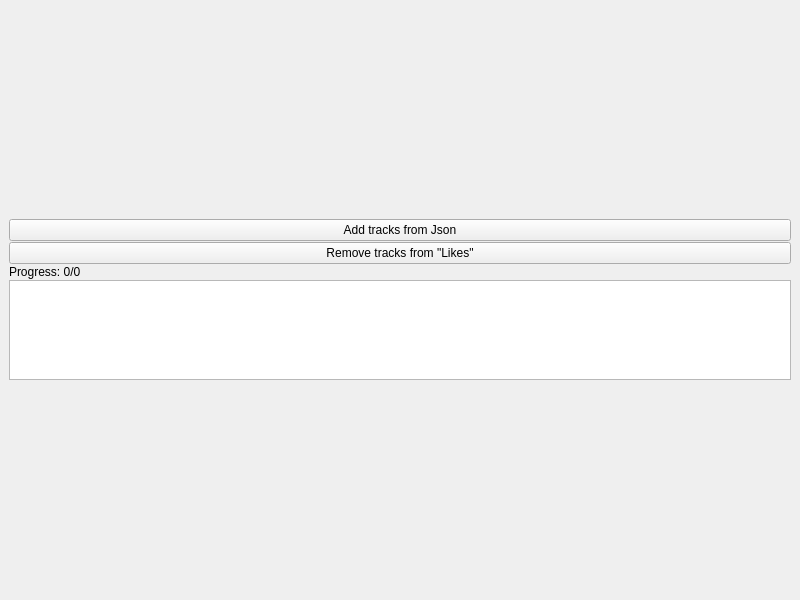
First picture: the form in forms/exportlikes.ui, repository Gusen14ka/ExportLikes, before the edit.
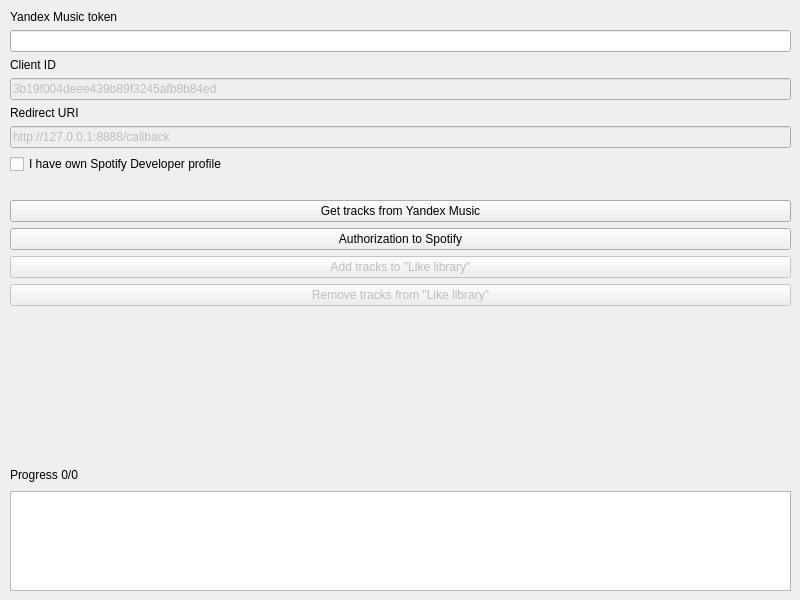
Second picture: the form after the edit.

Commit message: Implemented python script to connect with yandex music

What changed in the file:
```diff
--- a/forms/exportlikes.ui
+++ b/forms/exportlikes.ui
@@ -14,59 +14,33 @@
    <string>ExportLikes</string>
   </property>
   <widget class="QWidget" name="centralwidget">
-   <layout class="QVBoxLayout" name="verticalLayout">
-    <item>
-     <layout class="QVBoxLayout" name="layout">
-      <property name="spacing">
-       <number>1</number>
-      </property>
-      <property name="sizeConstraint">
-       <enum>QLayout::SizeConstraint::SetDefaultConstraint</enum>
-      </property>
-      <property name="leftMargin">
-       <number>0</number>
-      </property>
-      <property name="topMargin">
-       <number>0</number>
-      </property>
-      <item>
-       <widget class="QPushButton" name="addButton">
-        <property name="text">
-         <string>Add tracks from Json</string>
-        </property>
-       </widget>
-      </item>
-      <item>
-       <widget class="QPushButton" name="removeButton">
-        <property name="text">
-         <string>Remove tracks from &quot;Likes&quot;</string>
-        </property>
-       </widget>
-      </item>
+   <widget class="QWidget" name="layoutWidget">
+    <property name="geometry">
+     <rect>
+      <x>10</x>
+      <y>10</y>
+      <width>781</width>
+      <height>581</height>
+     </rect>
+    </property>
+    <layout class="QGridLayout" name="gridLayout">
+     <item row="5" column="0">
+      <layout class="QVBoxLayout" name="verticalLayout_3">
       <item>
        <widget class="QLabel" name="progressLabel">
-        <property name="sizePolicy">
-         <sizepolicy hsizetype="Preferred" vsizetype="Fixed">
-          <horstretch>0</horstretch>
-          <verstretch>0</verstretch>
-         </sizepolicy>
+         <property name="maximumSize">
+          <size>
+           <width>16777215</width>
+           <height>20</height>
+          </size>
         </property>
         <property name="text">
-         <string>Progress: 0/0</string>
+          <string>Progress 0/0</string>
         </property>
        </widget>
       </item>
       <item>
        <widget class="QTextEdit" name="logView">
-        <property name="enabled">
-         <bool>true</bool>
-        </property>
-        <property name="sizePolicy">
-         <sizepolicy hsizetype="Expanding" vsizetype="Fixed">
-          <horstretch>0</horstretch>
-          <verstretch>0</verstretch>
-         </sizepolicy>
-        </property>
         <property name="maximumSize">
          <size>
           <width>16777215</width>
@@ -76,14 +50,152 @@
         <property name="readOnly">
          <bool>true</bool>
         </property>
-        <property name="overwriteMode">
+        </widget>
+       </item>
+      </layout>
+     </item>
+     <item row="4" column="0">
+      <spacer name="verticalSpacer_2">
+       <property name="orientation">
+        <enum>Qt::Orientation::Vertical</enum>
+       </property>
+       <property name="sizeHint" stdset="0">
+        <size>
+         <width>20</width>
+         <height>40</height>
+        </size>
+       </property>
+      </spacer>
+     </item>
+     <item row="0" column="0">
+      <layout class="QVBoxLayout" name="verticalLayout_2">
+       <item>
+        <widget class="QLabel" name="label">
+         <property name="text">
+          <string>Yandex Music token</string>
+         </property>
+        </widget>
+       </item>
+       <item>
+        <widget class="QLineEdit" name="leYandexToken"/>
+       </item>
+       <item>
+        <widget class="QLabel" name="lbClientId">
+         <property name="sizePolicy">
+          <sizepolicy hsizetype="Preferred" vsizetype="Fixed">
+           <horstretch>0</horstretch>
+           <verstretch>0</verstretch>
+          </sizepolicy>
+         </property>
+         <property name="text">
+          <string>Client ID</string>
+         </property>
+        </widget>
+       </item>
+       <item>
+        <widget class="QLineEdit" name="leClientId">
+         <property name="enabled">
          <bool>false</bool>
         </property>
-       </widget>
-      </item>
-     </layout>
-    </item>
-   </layout>
+         <property name="text">
+          <string>3b19f004deee439b89f3245afb8b84ed</string>
+         </property>
+         <property name="echoMode">
+          <enum>QLineEdit::EchoMode::Normal</enum>
+         </property>
+        </widget>
+       </item>
+       <item>
+        <widget class="QLabel" name="lbRedirectUri">
+         <property name="sizePolicy">
+          <sizepolicy hsizetype="Preferred" vsizetype="Fixed">
+           <horstretch>0</horstretch>
+           <verstretch>0</verstretch>
+          </sizepolicy>
+         </property>
+         <property name="text">
+          <string>Redirect URI</string>
+         </property>
+        </widget>
+       </item>
+       <item>
+        <widget class="QLineEdit" name="leRedirectUri">
+         <property name="enabled">
+          <bool>false</bool>
+         </property>
+         <property name="text">
+          <string>http://127.0.0.1:8888/callback</string>
+         </property>
+        </widget>
+       </item>
+       <item>
+        <widget class="QCheckBox" name="chbDeveloper">
+         <property name="text">
+          <string>I have own Spotify Developer profile</string>
+         </property>
+        </widget>
+       </item>
+       <item>
+        <layout class="QHBoxLayout" name="horizontalLayout"/>
+       </item>
+      </layout>
+     </item>
+     <item row="2" column="0">
+      <layout class="QVBoxLayout" name="verticalLayout_6">
+       <item>
+        <spacer name="verticalSpacer_3">
+         <property name="orientation">
+          <enum>Qt::Orientation::Vertical</enum>
+         </property>
+         <property name="sizeType">
+          <enum>QSizePolicy::Policy::Fixed</enum>
+         </property>
+         <property name="sizeHint" stdset="0">
+          <size>
+           <width>20</width>
+           <height>20</height>
+          </size>
+         </property>
+        </spacer>
+       </item>
+       <item>
+        <widget class="QPushButton" name="getTracksButton">
+         <property name="text">
+          <string>Get tracks from Yandex Music</string>
+         </property>
+        </widget>
+       </item>
+       <item>
+        <widget class="QPushButton" name="authButton">
+         <property name="text">
+          <string>Authorization to Spotify</string>
+         </property>
+        </widget>
+       </item>
+       <item>
+        <widget class="QPushButton" name="addButton">
+         <property name="enabled">
+          <bool>false</bool>
+         </property>
+         <property name="text">
+          <string>Add tracks to &quot;Like library&quot;</string>
+         </property>
+        </widget>
+       </item>
+       <item>
+        <widget class="QPushButton" name="removeButton">
+         <property name="enabled">
+          <bool>false</bool>
+         </property>
+         <property name="text">
+          <string>Remove tracks from &quot;Like library&quot;</string>
+         </property>
+        </widget>
+       </item>
+      </layout>
+     </item>
+    </layout>
+   </widget>
   </widget>
  </widget>
  <resources/>
```
Lines whose indentation alone changed are shown as unchanged. The commit also changes 11 other files.
